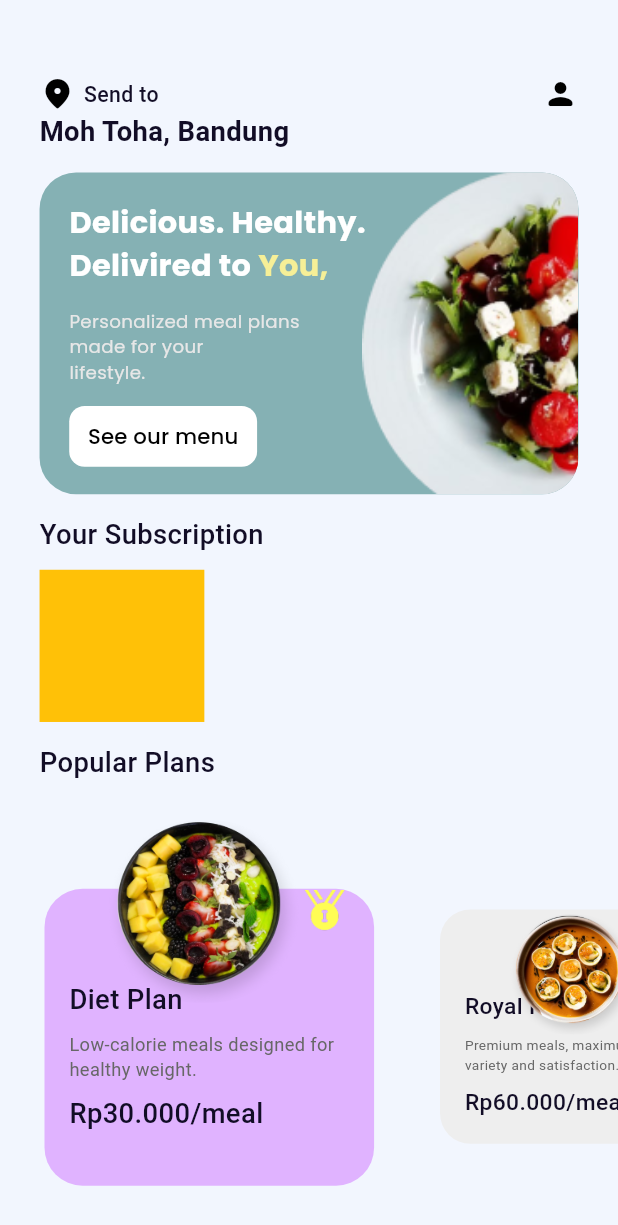
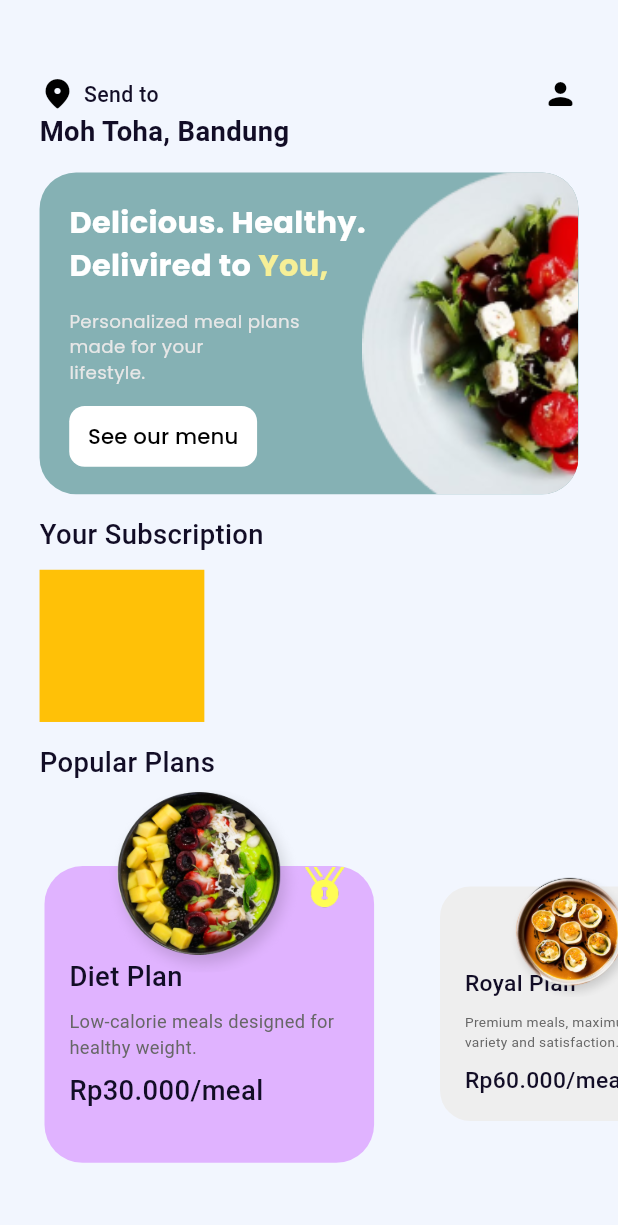
Before and after one commit to favjiw/seacatering, a Flutter app: the screen it shows after launch, on a phone screen of 412 x 824 dp. Shown: the top 1225 px of the screen. Run offline on Flutter 3.47's test engine with Material 3 defaults, Android fonts, the phone set to English and light mode, and no system bars; our stand-ins replace cloud_firestore, email_validator, firebase_auth, firebase_core, flutter_screenutil, get and 3 more; accounts and stored records are empty.

Commit message:
change carousel style

```diff
--- a/lib/app/modules/home/views/home_view.dart
+++ b/lib/app/modules/home/views/home_view.dart
@@ -111,7 +111,7 @@ class HomeView extends GetView<HomeController> {
                   ),
                   SizedBox(height: 14.h,),
                   Text('Popular Plans', style: AppTextStyle.homeTitle,),
-                  SizedBox(height: 10.h),
+
                 ],
               ),
             ),
--- a/lib/app/shared/widgets/plan_carousel_item.dart
+++ b/lib/app/shared/widgets/plan_carousel_item.dart
@@ -33,7 +33,7 @@ class PlanCarouselItem extends StatelessWidget {
           SizedBox(width: 27.w,),
           SizedBox(
                 width: isActive ? 205.w : 160.w,
-              height: isActive ? 255.h : 200.h,
+                height: isActive ? 245.h : 190.h,
                 child: Stack(
                   children: [
                     Positioned(
@@ -104,7 +104,7 @@ class PlanCarouselItem extends StatelessWidget {
                         ),
                       ),
                     Positioned(
-                    top: isActive ? 15 : 50,
+                      top: isActive ? 0 : 30,
                       left: isActive ? 40 : 45,
                       child: AnimatedContainer(
                         duration: const Duration(milliseconds: 300),
```
Lines whose indentation alone changed are shown as unchanged.
